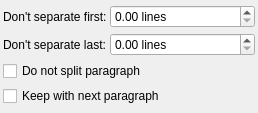
scribusproject/scribus, file scribus/ui/propertywidget_orphansbase.ui: the form before one commit.
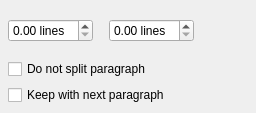
The form after the commit. Custom widgets are drawn as their Qt base class.

The edit to the form file:
```diff
--- a/scribus/ui/propertywidget_orphansbase.ui
+++ b/scribus/ui/propertywidget_orphansbase.ui
@@ -6,37 +6,59 @@
    <rect>
     <x>0</x>
     <y>0</y>
-    <width>258</width>
+    <width>256</width>
     <height>113</height>
    </rect>
   </property>
-  <layout class="QGridLayout" name="gridLayout" columnstretch="0,1">
+  <layout class="QVBoxLayout" name="verticalLayout">
    <property name="leftMargin">
-    <number>3</number>
+    <number>8</number>
    </property>
    <property name="topMargin">
-    <number>3</number>
+    <number>8</number>
    </property>
    <property name="rightMargin">
-    <number>3</number>
+    <number>8</number>
    </property>
    <property name="bottomMargin">
-    <number>3</number>
+    <number>8</number>
    </property>
+   <item>
+    <layout class="QHBoxLayout" name="horizontalLayout_3">
    <property name="spacing">
-    <number>3</number>
-   </property>
-   <item row="0" column="0">
-    <widget class="QLabel" name="keepLabelStart">
-     <property name="toolTip">
-      <string>Ensure that first lines of a paragraph won't end up separated from the rest (known as widow/orphan control)</string>
-     </property>
-     <property name="text">
-      <string>Don't separate first:</string>
-     </property>
-    </widget>
-   </item>
-   <item row="0" column="1">
+      <number>16</number>
+     </property>
+     <item>
+      <widget class="FormWidget" name="keepLabelStart">
+       <property name="sizePolicy">
+        <sizepolicy hsizetype="Preferred" vsizetype="Minimum">
+         <horstretch>0</horstretch>
+         <verstretch>0</verstretch>
+        </sizepolicy>
+       </property>
+       <property name="label" stdset="0">
+        <string/>
+       </property>
+       <property name="direction">
+        <enum>FormWidget::LabelPosition::Left</enum>
+       </property>
+       <layout class="QHBoxLayout" name="horizontalLayout">
+        <property name="spacing">
+         <number>4</number>
+        </property>
+        <property name="leftMargin">
+         <number>0</number>
+        </property>
+        <property name="topMargin">
+         <number>0</number>
+        </property>
+        <property name="rightMargin">
+         <number>0</number>
+        </property>
+        <property name="bottomMargin">
+         <number>0</number>
+        </property>
+        <item>
     <widget class="ScrSpinBox" name="keepLinesStart">
      <property name="toolTip">
       <string>Ensure that first lines of a paragraph won't end up separated from the rest (known as widow/orphan control)</string>
@@ -45,18 +67,44 @@
       <string> lines</string>
      </property>
      <property name="maximum">
-      <number>10</number>
+           <double>10.000000000000000</double>
      </property>
     </widget>
    </item>
-   <item row="1" column="0">
-    <widget class="QLabel" name="keepLabelEnd">
-     <property name="text">
-      <string>Don't separate last:</string>
-     </property>
-    </widget>
-   </item>
-   <item row="1" column="1">
+       </layout>
+      </widget>
+     </item>
+     <item>
+      <widget class="FormWidget" name="keepLabelEnd">
+       <property name="sizePolicy">
+        <sizepolicy hsizetype="Preferred" vsizetype="Minimum">
+         <horstretch>0</horstretch>
+         <verstretch>0</verstretch>
+        </sizepolicy>
+       </property>
+       <property name="label" stdset="0">
+        <string/>
+       </property>
+       <property name="direction">
+        <enum>FormWidget::LabelPosition::Left</enum>
+       </property>
+       <layout class="QHBoxLayout" name="horizontalLayout_2">
+        <property name="spacing">
+         <number>4</number>
+        </property>
+        <property name="leftMargin">
+         <number>0</number>
+        </property>
+        <property name="topMargin">
+         <number>0</number>
+        </property>
+        <property name="rightMargin">
+         <number>0</number>
+        </property>
+        <property name="bottomMargin">
+         <number>0</number>
+        </property>
+        <item>
     <widget class="ScrSpinBox" name="keepLinesEnd">
      <property name="toolTip">
       <string>Ensure that last lines of a paragraph won't end up separated from the rest (known as widow/orphan control)</string>
@@ -65,12 +113,30 @@
       <string> lines</string>
      </property>
      <property name="maximum">
-      <number>10</number>
+           <double>10.000000000000000</double>
      </property>
     </widget>
    </item>
-   <item row="2" column="0" colspan="2">
-    <widget class="QCheckBox" name="keepTogether">
+       </layout>
+      </widget>
+     </item>
+     <item>
+      <spacer name="horizontalSpacer">
+       <property name="orientation">
+        <enum>Qt::Orientation::Horizontal</enum>
+       </property>
+       <property name="sizeHint" stdset="0">
+        <size>
+         <width>40</width>
+         <height>20</height>
+        </size>
+       </property>
+      </spacer>
+     </item>
+    </layout>
+   </item>
+   <item>
+    <widget class="Switch" name="keepTogether">
      <property name="toolTip">
       <string>If checked, ensures that the paragraph won't be split across multiple pages or columns</string>
      </property>
@@ -79,8 +145,8 @@
      </property>
     </widget>
    </item>
-   <item row="3" column="0" colspan="2">
-    <widget class="QCheckBox" name="keepWithNext">
+   <item>
+    <widget class="Switch" name="keepWithNext">
      <property name="toolTip">
       <string>If checked, automatically moves the paragraph to the next column or page if the next paragraph isn't on the same page or column</string>
      </property>
@@ -92,11 +158,22 @@
   </layout>
  </widget>
  <customwidgets>
+  <customwidget>
+   <class>FormWidget</class>
+   <extends>QWidget</extends>
+   <header>ui/widgets/form_widget.h</header>
+   <container>1</container>
+  </customwidget>
   <customwidget>
    <class>ScrSpinBox</class>
    <extends>QDoubleSpinBox</extends>
    <header location="global">ui/scrspinbox.h</header>
   </customwidget>
+  <customwidget>
+   <class>Switch</class>
+   <extends>QCheckBox</extends>
+   <header>ui/widgets/switch.h</header>
+  </customwidget>
  </customwidgets>
  <resources/>
  <connections/>
```
Left out of the diff: 4 changed lines with no effect on the pictures. Lines whose indentation alone changed are shown as unchanged.
